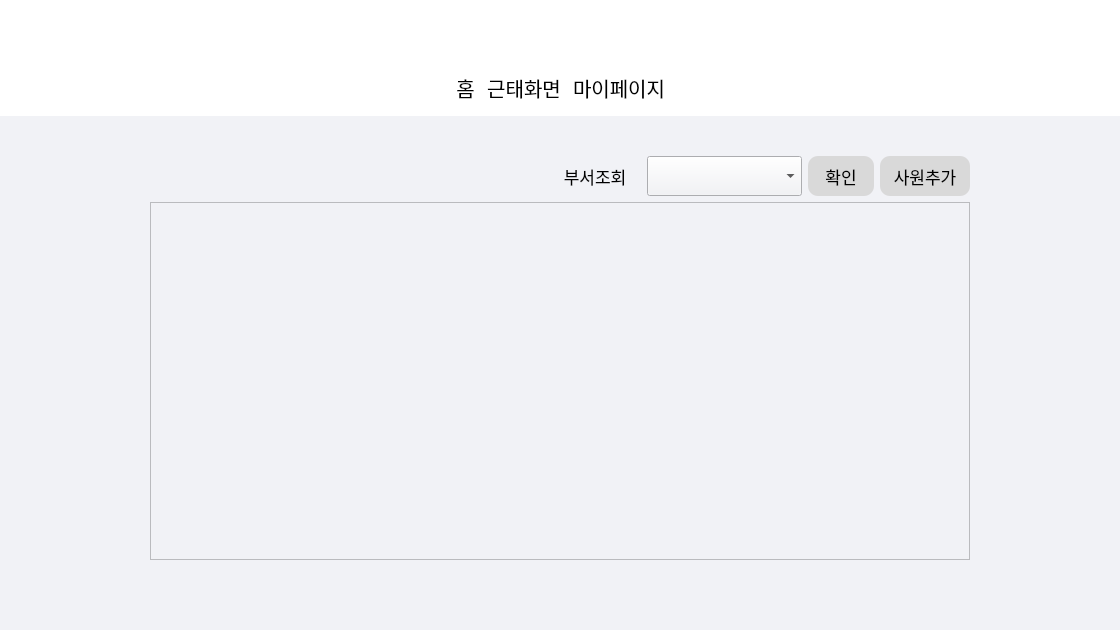
First picture: the form in Main/UI/MainWidget.ui, repository Uyuniwhite/Face-recognition-Attendance-System-Project, before the edit.
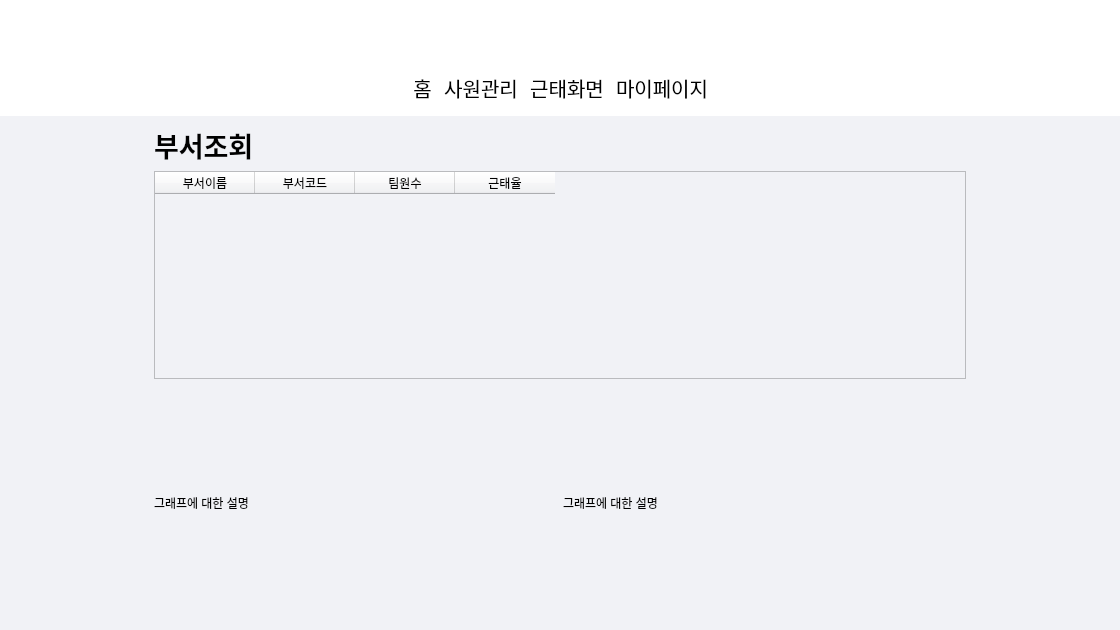
Second picture: the form after the edit. The open tabs and pages were chosen to show the change. Icons and pictures are not drawn.

Commit message: 0825 관리자 창 제작및 연결중

Diff of the .ui file:
```diff
--- a/Main/UI/MainWidget.ui
+++ b/Main/UI/MainWidget.ui
@@ -111,7 +111,7 @@
          <widget class="QWidget" name="widget_11" native="true">
           <property name="maximumSize">
            <size>
-            <width>270</width>
+            <width>350</width>
             <height>16777215</height>
            </size>
           </property>
@@ -139,6 +139,24 @@
              </property>
             </widget>
            </item>
+           <item>
+            <widget class="QPushButton" name="users_btn">
+             <property name="minimumSize">
+              <size>
+               <width>0</width>
+               <height>25</height>
+              </size>
+             </property>
+             <property name="font">
+              <font>
+               <pointsize>15</pointsize>
+              </font>
+             </property>
+             <property name="text">
+              <string>사원관리</string>
+             </property>
+            </widget>
+           </item>
            <item>
             <widget class="QPushButton" name="atd_btn">
              <property name="minimumSize">
@@ -219,6 +237,204 @@
         <property name="currentIndex">
          <number>0</number>
         </property>
+        <widget class="QWidget" name="admin_dept_check">
+         <layout class="QHBoxLayout" name="horizontalLayout_18">
+          <property name="spacing">
+           <number>0</number>
+          </property>
+          <property name="leftMargin">
+           <number>0</number>
+          </property>
+          <property name="topMargin">
+           <number>0</number>
+          </property>
+          <property name="rightMargin">
+           <number>0</number>
+          </property>
+          <property name="bottomMargin">
+           <number>0</number>
+          </property>
+          <item>
+           <spacer name="horizontalSpacer_11">
+            <property name="orientation">
+             <enum>Qt::Horizontal</enum>
+            </property>
+            <property name="sizeHint" stdset="0">
+             <size>
+              <width>142</width>
+              <height>20</height>
+             </size>
+            </property>
+           </spacer>
+          </item>
+          <item>
+           <widget class="QWidget" name="widget" native="true">
+            <property name="minimumSize">
+             <size>
+              <width>830</width>
+              <height>0</height>
+             </size>
+            </property>
+            <layout class="QVBoxLayout" name="verticalLayout_23">
+             <item>
+              <layout class="QHBoxLayout" name="horizontalLayout_19">
+               <item>
+                <widget class="QLabel" name="dept_title">
+                 <property name="font">
+                  <font>
+                   <pointsize>20</pointsize>
+                   <weight>75</weight>
+                   <bold>true</bold>
+                  </font>
+                 </property>
+                 <property name="text">
+                  <string>부서조회</string>
+                 </property>
+                </widget>
+               </item>
+               <item>
+                <spacer name="horizontalSpacer_13">
+                 <property name="orientation">
+                  <enum>Qt::Horizontal</enum>
+                 </property>
+                 <property name="sizeHint" stdset="0">
+                  <size>
+                   <width>40</width>
+                   <height>20</height>
+                  </size>
+                 </property>
+                </spacer>
+               </item>
+              </layout>
+             </item>
+             <item>
+              <widget class="QTableWidget" name="dept_tablewidget">
+               <column>
+                <property name="text">
+                 <string>부서이름</string>
+                </property>
+               </column>
+               <column>
+                <property name="text">
+                 <string>부서코드</string>
+                </property>
+               </column>
+               <column>
+                <property name="text">
+                 <string>팀원수</string>
+                </property>
+               </column>
+               <column>
+                <property name="text">
+                 <string>근태율</string>
+                </property>
+               </column>
+              </widget>
+             </item>
+             <item>
+              <widget class="QWidget" name="home_bottom_widget_3" native="true">
+               <property name="minimumSize">
+                <size>
+                 <width>0</width>
+                 <height>236</height>
+                </size>
+               </property>
+               <property name="maximumSize">
+                <size>
+                 <width>16777215</width>
+                 <height>240</height>
+                </size>
+               </property>
+               <layout class="QHBoxLayout" name="horizontalLayout_20">
+                <property name="leftMargin">
+                 <number>0</number>
+                </property>
+                <property name="topMargin">
+                 <number>0</number>
+                </property>
+                <property name="rightMargin">
+                 <number>0</number>
+                </property>
+                <property name="bottomMargin">
+                 <number>0</number>
+                </property>
+                <item>
+                 <widget class="QWidget" name="graph_widget_3" native="true">
+                  <layout class="QVBoxLayout" name="verticalLayout_19">
+                   <property name="leftMargin">
+                    <number>0</number>
+                   </property>
+                   <property name="rightMargin">
+                    <number>0</number>
+                   </property>
+                   <item>
+                    <layout class="QVBoxLayout" name="verticalLayout_20"/>
+                   </item>
+                   <item>
+                    <widget class="QLabel" name="graph_contents_3">
+                     <property name="maximumSize">
+                      <size>
+                       <width>16777215</width>
+                       <height>45</height>
+                      </size>
+                     </property>
+                     <property name="text">
+                      <string>그래프에 대한 설명</string>
+                     </property>
+                    </widget>
+                   </item>
+                  </layout>
+                 </widget>
+                </item>
+                <item>
+                 <widget class="QWidget" name="graph_widget_4" native="true">
+                  <layout class="QVBoxLayout" name="verticalLayout_21">
+                   <property name="leftMargin">
+                    <number>0</number>
+                   </property>
+                   <property name="rightMargin">
+                    <number>0</number>
+                   </property>
+                   <item>
+                    <layout class="QVBoxLayout" name="verticalLayout_22"/>
+                   </item>
+                   <item>
+                    <widget class="QLabel" name="graph_contents_4">
+                     <property name="maximumSize">
+                      <size>
+                       <width>16777215</width>
+                       <height>45</height>
+                      </size>
+                     </property>
+                     <property name="text">
+                      <string>그래프에 대한 설명</string>
+                     </property>
+                    </widget>
+                   </item>
+                  </layout>
+                 </widget>
+                </item>
+               </layout>
+              </widget>
+             </item>
+            </layout>
+           </widget>
+          </item>
+          <item>
+           <spacer name="horizontalSpacer_12">
+            <property name="orientation">
+             <enum>Qt::Horizontal</enum>
+            </property>
+            <property name="sizeHint" stdset="0">
+             <size>
+              <width>142</width>
+              <height>20</height>
+             </size>
+            </property>
+           </spacer>
+          </item>
+         </layout>
+        </widget>
         <widget class="QWidget" name="admin_home_page">
          <layout class="QHBoxLayout" name="horizontalLayout_16">
           <property name="spacing">
@@ -320,22 +536,22 @@
                   </font>
                  </property>
                  <property name="styleSheet">
-                  <string notr="true">#admin_combobox{
+                  <string notr="true">#team_search_combobox{
 	border-radius:10px;
 	background-color: rgb(217, 217, 217);
 	padding-left:10px;}
 
-#admin_combobox::drop-down{
+#team_search_combobox::drop-down{
 	border:0px;
 }
 
-#admin_combobox::down-arrow{
+#team_search_combobox::down-arrow{
 	image: url(:/down.png);
 	width: 15px;
 	height: 15px;
 	margin-right:15px;
 }
-#admin_combobox::on{
+#team_search_combobox::on{
  border:4px solid gray;
 }
 </string>
@@ -439,7 +655,7 @@
                   <x>0</x>
                   <y>0</y>
                   <width>820</width>
-                  <height>355</height>
+                  <height>356</height>
                  </rect>
                 </property>
                 <layout class="QVBoxLayout" name="verticalLayout_17">
```
Left out of the diff: 2 changed lines with no effect on the pictures. The commit also changes 14 other files.
